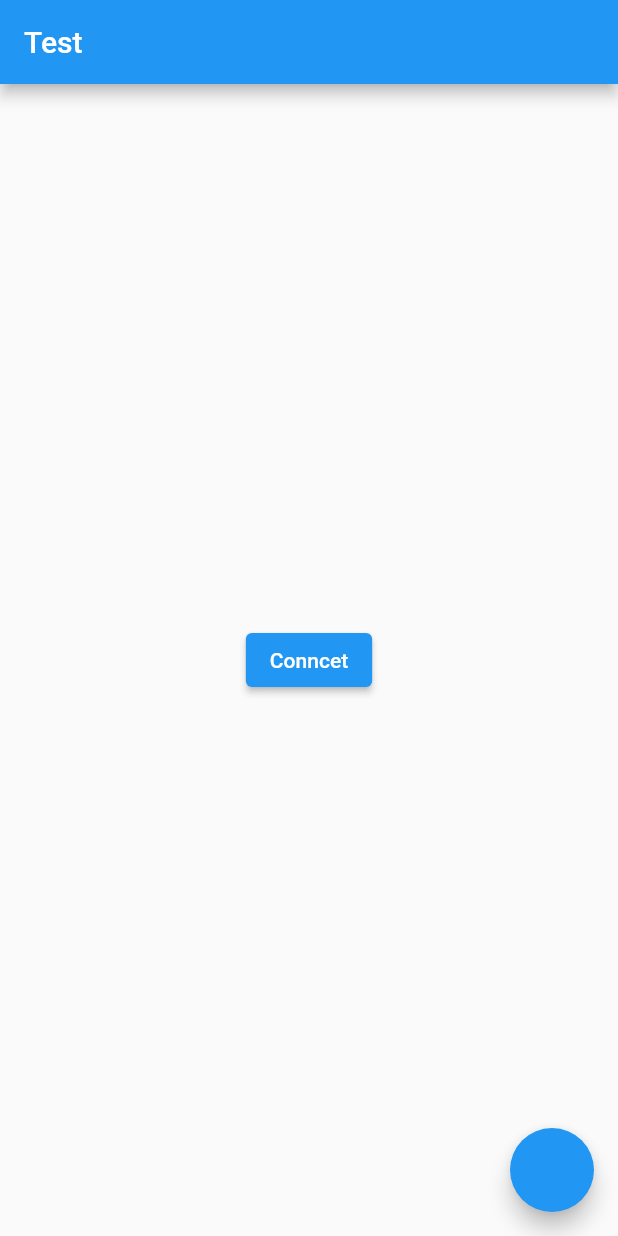
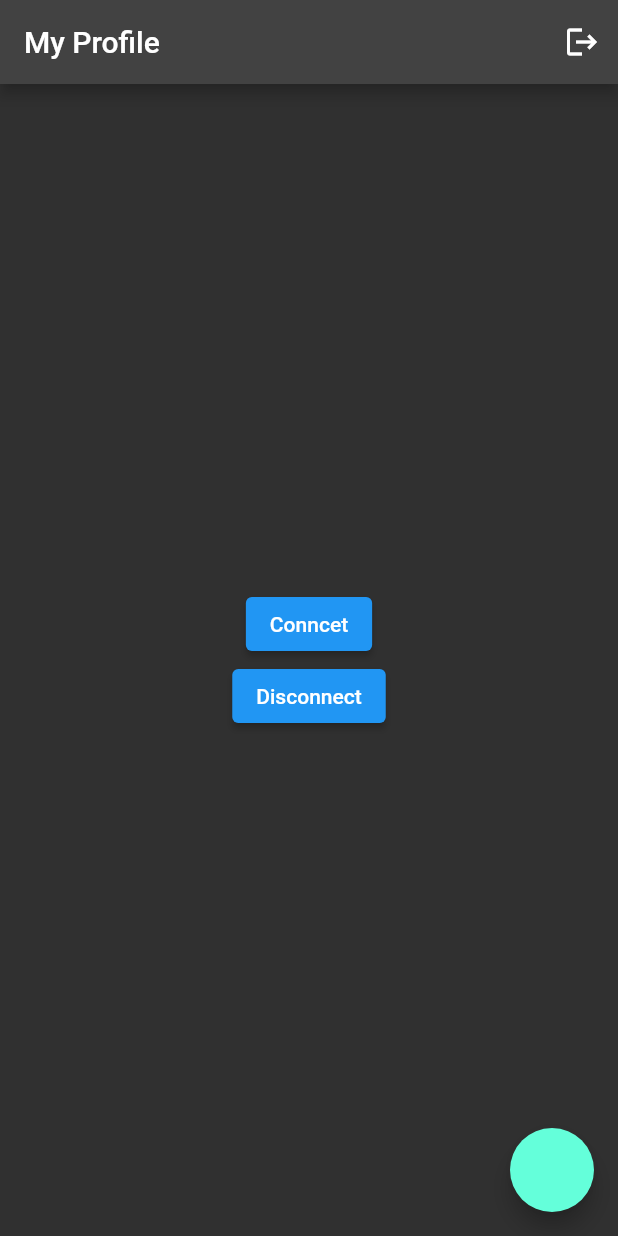
Before and after one commit to mansourzaki/dapp, a Flutter app: the screen it shows after launch, after a tap on "Conncet", on a phone screen of 412 x 824 dp. Run offline on Flutter 3.47's test engine with Material 2 defaults, Android fonts, the light colour scheme and no system bars; missing offline and left inert: walletconnect_dart, web3dart; project files that could hold a hidden picture were left out.

Commit message:
driving license

```diff
--- a/lib/main.dart
+++ b/lib/main.dart
@@ -2,6 +2,7 @@
 import 'dart:io';
 
 import 'package:dapp_f/TodoListModel.dart';
+import 'package:dapp_f/profile.dart';
 import 'package:dapp_f/services/functions.dart';
 import 'package:dapp_f/todo_list.dart';
 import 'package:flutter/material.dart';
@@ -22,13 +23,11 @@ class MyApp extends StatelessWidget {
     return MaterialApp(
       title: 'Flutter Demo',
       theme: ThemeData(
+        brightness: Brightness.dark,
         primarySwatch: Colors.blue,
       ),
       home: ChangeNotifierProvider(
-          create: (context) => TodoListModel(),
-          child: MyHomePage(
-            title: 'Test',
-          )),
+          create: (context) => TodoListModel(), child: ProfilePage()),
     );
   }
 }
@@ -66,22 +65,23 @@ class _MyHomePageState extends State<MyHomePage> {
       floatingActionButton: FloatingActionButton(
         onPressed: () async {
           print('ff');
-          launchUrl(
-              Uri.parse('wc:a227a073-c03a-4d8c-be3d-cd4e50c887ae@1'));
+          //launchUrl(Uri.parse('wc:a227a073-c03a-4d8c-be3d-cd4e50c887ae@1'));
           EthereumWalletConnectProvider provider =
               EthereumWalletConnectProvider(connector!);
-          String result = await EthereumWalletConnectProvider(connector!)
-              .sendTransaction(
-                  from: session!.accounts.first,
-                  to: '0x478a4904ED1e493D6c11D9C6746Ea7D6ab6736A6',
-                  value: BigInt.from(10000000));
+          var re = await connector!.sendCustomRequest(
+              method: 'licenses', params: [BigInt.from(406153734)]);
+          print(re);
+          // String result = await EthereumWalletConnectProvider(connector!)
+          //     .sendTransaction(
+          //         from: session!.accounts.first,
+          //         to: '0x478a4904ED1e493D6c11D9C6746Ea7D6ab6736A6',
+          //         value: BigInt.from(10000000));
           // SessionStatus newSession = await connector!.createSession(
           //     chainId: 3,
           //     onDisplayUri: (uri) async =>
           //         {print(uri), await launchUrl(Uri.parse(uri))});
 
-
-          print(result);
+          // print(result);
         },
       ),
       body: Center(
--- /dev/null
+++ b/lib/profile.dart
@@ -0,0 +1,187 @@
+import 'package:flutter/material.dart';
+import 'package:http/http.dart';
+import 'package:url_launcher/url_launcher.dart';
+import 'package:walletconnect_dart/walletconnect_dart.dart';
+import 'package:web3dart/web3dart.dart';
+
+import 'services/functions.dart';
+
+class ProfilePage extends StatefulWidget {
+  const ProfilePage({Key? key}) : super(key: key);
+
+  @override
+  State<ProfilePage> createState() => _ProfilePageState();
+}
+
+class _ProfilePageState extends State<ProfilePage> {
+  SessionStatus? session;
+  String? account;
+  DeployedContract? contract;
+  bool isConnected = false;
+  Web3Client? web3client;
+  Client? httpClient;
+  WalletConnect? connector;
+  String rpcUrl =
+      'https://ropsten.infura.io/v3/86ae74f732714f648d5078ae4b83f5d6';
+  @override
+  void initState() {
+    httpClient = Client();
+    web3client = Web3Client(rpcUrl, httpClient!);
+    super.initState();
+  }
+
+  Future<void> _connect() async {
+    contract = await loadContract();
+    print('connect button');
+    connector = WalletConnect(
+      bridge: 'https://bridge.walletconnect.org',
+      clientMeta: const PeerMeta(
+        name: 'Masnour',
+        description: 'WalletConnect Developer App',
+        url: 'https://walletconnect.org',
+        icons: [
+          'https://gblobscdn.gitbook.com/spaces%2F-LJJeCjcLrr53DcT1Ml7%2Favatar.png?alt=media'
+        ],
+      ),
+    );
+    connector!.on('connect', (session) {
+      isConnected = true;
+      print(session);
+    });
+    connector!.on('session_update', (payload) => print(payload));
+    connector!.on('disconnect', (session) => print(session));
+    // connector!.killSession();
+    if (!connector!.connected) {
+      isConnected = true;
+      session = await connector!.createSession(
+          chainId: 3,
+          onDisplayUri: (uri) async =>
+              {print(uri), await launchUrl(Uri.parse(uri))});
+    }
+    setState(() {
+      account = session!.accounts[0];
+    });
+    print('account ' + account!);
+    if (account != null) {
+      // print('in acc');
+      // EthereumWalletConnectProvider provider =
+      //     EthereumWalletConnectProvider(connector);
+      // String result = await EthereumWalletConnectProvider(connector)
+      //     .sendTransaction(
+      //         from: session!.accounts.first,
+      //         to: contract.address.toString());
+      // print('result ' + result);
+      print(contract!.address);
+
+      //  print('data: ${session!.accounts.first}');
+      // yourContract = YourContract(address: contractAddr, client: client);
+    }
+
+    // if (account != null) {
+    //   var httpClient = Client();
+    //   final client = Web3Client(rpcUrl,);
+    //   EthereumWalletConnectProvider provider =
+    //       EthereumWalletConnectProvider(connector);
+    // }
+    // EthereumWalletConnectProvider provider =
+    //     EthereumWalletConnectProvider(connector);
+    // final credentials = EthereumWalletConnectProvider(connector);
+  }
+
+  @override
+  Widget build(BuildContext context) {
+    return Scaffold(
+      appBar: AppBar(
+        title: Text('My Profile'),
+        actions: [
+          IconButton(
+              onPressed: () async {
+                await connector!.killSession();
+                isConnected = false;
+                setState(() {});
+              },
+              icon: Icon(Icons.logout))
+        ],
+      ),
+      floatingActionButton: FloatingActionButton(onPressed: () {}),
+      body: isConnected
+          ? Center(
+              child: Column(
+                mainAxisAlignment: MainAxisAlignment.center,
+                children: [
+                  ElevatedButton(
+                      onPressed: () {}, child: const Text('getLicenses')),
+                  ElevatedButton(
+                      onPressed: () async {
+                        print('create');
+                        print('session');
+                        // launchUrl(Uri.parse(
+                        //     'wc:a227a073-c03a-4d8c-be3d-cd4e50c887ae@1'));
+                        EthereumWalletConnectProvider provider =
+                            EthereumWalletConnectProvider(connector!);
+
+                        var re = await connector!.sendCustomRequest(
+                            method: 'licenses',
+                            params: [406153734]);
+                        print(re);
+                        // String result =
+                        //     await EthereumWalletConnectProvider(connector!)
+                        //         .sendTransaction(
+                        //   from: session!.accounts.first,
+                        //   to: '0x478a4904ED1e493D6c11D9C6746Ea7D6ab6736A6',
+                        //   value: BigInt.from(10000000),
+                        // );
+                        // print('before launch');
+
+                        // Credentials cre = EthPrivateKey.fromHex(
+                        //     '955cf52b6dc10f22316b78807575686d9a60d8e28b288c9dc5bedc7e48cd924d');
+                        // var _ownerAddress = await cre.extractAddress();
+                        // print('$_ownerAddress adress');
+                        // var res = await web3client!.sendTransaction(
+                        //     cre,
+                        //     Transaction.callContract(
+                        //       value: EtherAmount.inWei(BigInt.from(500000000000000)),
+                        //         contract: contract!,
+                        //         function: contract!.function('createLicense'),
+                        //         parameters: ['mans', BigInt.from(12345678)]));
+                        // List s = await web3client!.call(
+                        //     contract: contract!,
+                        //     function: contract!.function('licenses'),
+                        //     params: [BigInt.from(406153734)]);
+
+                        // print(res);
+                        // await connector!.sendCustomRequest(
+                        //     method: 'createLicense  ',
+                        //     params: ['mansour', 406153]);
+                      },
+                      child: const Text('Create New License'))
+                ],
+              ),
+            )
+          : _buildConnectionButtons(),
+    );
+  }
+
+  Widget _buildConnectionButtons() {
+    return Center(
+        child: Column(
+      mainAxisAlignment: MainAxisAlignment.center,
+      children: [
+        isConnected
+            ? const Text('connected')
+            : ElevatedButton(
+                child: Text('Conncet'),
+                onPressed: () async {
+                  await _connect();
+                  setState(() {});
+                }),
+        ElevatedButton(
+            child: const Text('Disconnect'),
+            onPressed: () async {
+              await connector!.killSession();
+              setState(() {});
+            }),
+      ],
+    ));
+  }
+}
--- a/lib/services/functions.dart
+++ b/lib/services/functions.dart
@@ -2,9 +2,12 @@ import 'package:flutter/services.dart';
 import 'package:web3dart/web3dart.dart';
 
 Future<DeployedContract> loadContract() async {
-  String abi = await rootBundle.loadString('src/abis/Todo.json');
-  String contractAddress = '0x7dd785a654c9e2fab1a514458731a0cfa7ca4ec4';
-  final contract = DeployedContract(ContractAbi.fromJson(abi, 'Election'),
+  String abi = await rootBundle.loadString('src/abis/DrivingLicense.json');
+  String contractAddress = '0x50c6c07da80c31c123de6e88565003929d326d55';
+  final contract = DeployedContract(ContractAbi.fromJson(abi, 'DrivingLicense'),
       EthereumAddress.fromHex(contractAddress));
+  print('load contract' + contract.toString());
   return contract;
 }
+
+Future<void> createNewLicens() async {}
--- a/pubspec.yaml
+++ b/pubspec.yaml
@@ -66,6 +66,7 @@ flutter:
   # To add assets to your application, add an assets section, like this:
   assets:
     - src/abis/Todo.json
+    - src/abis/DrivingLicense.json
     # - images/a_dot_ham.jpeg
 
   # An image asset can refer to one or more resolution-specific "variants", see
```
Also changed, not shown: src/abis/DrivingLicense.json (added, +86 -0 lines).
